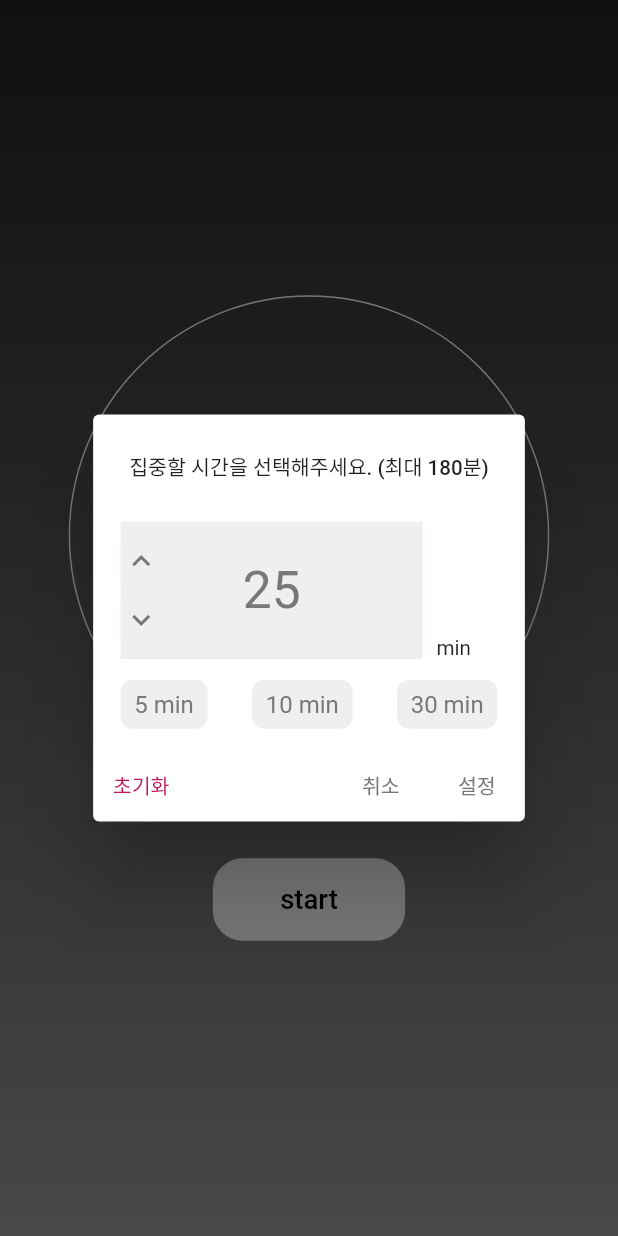
After one commit to sgmsgood/flutter_i_see_u, a Flutter app: the screen it shows after launch, after a tap on an icon or button, on a phone screen of 412 x 824 dp. The commit adds this screen. Run offline on Flutter 3.47's test engine with Material 2 defaults, Android fonts, the phone set to English and light mode, and no system bars; our stand-ins replace flutter_screenutil, fluttertoast, get; missing offline and left inert: from_to_time_picker.

Commit message:
1. alert 동작 추가

```diff
--- /dev/null
+++ b/lib/modules/timer/components/alert_setting_time.dart
@@ -0,0 +1,171 @@
+import 'package:flutter/material.dart';
+import 'package:flutter/src/widgets/framework.dart';
+import 'package:flutter_i_see_u/modules/timer/components/button_time_alert_arrow.dart';
+import 'package:flutter_i_see_u/modules/timer/controller_timer.dart';
+import 'package:flutter_screenutil/flutter_screenutil.dart';
+import 'package:get/get.dart';
+import 'package:collection/collection.dart';
+
+class SettingTimeAlert extends GetView<TimerController> {
+  const SettingTimeAlert({Key? key}) : super(key: key);
+
+  @override
+  Widget build(BuildContext context) {
+    return AlertDialog(
+      title:
+          Text('집중할 시간을 선택해주세요. (최대 180분)', style: TextStyle(fontSize: 12.sp)),
+      content: Column(
+        mainAxisSize: MainAxisSize.min,
+        crossAxisAlignment: CrossAxisAlignment.center,
+        children: [
+          Row(
+            crossAxisAlignment: CrossAxisAlignment.end,
+            children: [
+              Stack(
+                children: [
+                  _buildCountNumInput(),
+                  Positioned(
+                    left: 0,
+                    top: 0,
+                    bottom: 0,
+                    child: _buildPlusAndMinusNumButtons(),
+                  ),
+                ],
+              ),
+              SizedBox(
+                width: 8.w,
+              ),
+              Text('min', style: TextStyle(fontSize: 12.sp))
+            ],
+          ),
+          SizedBox(
+            height: 4.h,
+          ),
+          _buildSpecificNumberArea(),
+        ],
+      ),
+      contentPadding:
+          EdgeInsets.only(left: 16.w, right: 16.w, top: 8.h, bottom: 0),
+      actionsPadding: EdgeInsets.only(top: 4.h),
+
+      actions: _buildActionButtons(),
+    );
+  }
+
+  Widget _buildCountNumInput() {
+    return Container(
+      color: const Color(0xFFF1EEF1),
+      width: 176.w,
+      height: 80.w,
+      alignment: Alignment.center,
+      child: Obx(
+        () => Text(
+          "${controller.settingMinutesValue}",
+          style: TextStyle(fontSize: 30.sp, color: Color(0xFF7A7779)),
+        ),
+      ),
+    );
+  }
+
+  Widget _buildPlusAndMinusNumButtons() {
+    return Column(
+      mainAxisSize: MainAxisSize.min,
+      mainAxisAlignment: MainAxisAlignment.spaceEvenly,
+      children: [
+        TimeAlertArrowButton(
+          buttonIcon: Icons.keyboard_arrow_up_sharp,
+          onEvent: controller.addOneMinute,
+        ),
+        TimeAlertArrowButton(
+          buttonIcon: Icons.keyboard_arrow_down_sharp,
+          onEvent: controller.reduceOneMinute,
+        ),
+      ],
+    );
+  }
+
+  Widget _buildSpecificNumberArea() {
+    return Row(
+        mainAxisAlignment: MainAxisAlignment.spaceBetween,
+        children: controller.specificMinList
+            .mapIndexed(
+              (i, e) => Column(
+                children: [
+                  _buildSpecificNumCard(e),
+                  Visibility(
+                    visible: i == controller.specificMinList.length - 1,
+                    child: SizedBox(
+                      width: 8.w,
+                    ),
+                  ),
+                ],
+              ),
+            )
+            .toList());
+  }
+
+  Widget _buildSpecificNumCard(int min) {
+    return InkWell(
+      onTap: () => controller.addSpecificMinutes(min),
+      child: Container(
+        padding: EdgeInsets.symmetric(horizontal: 8.w, vertical: 2.h),
+        decoration: BoxDecoration(
+            color: const Color(0xFFF1EEF1),
+            borderRadius: BorderRadius.circular(8)),
+        child: Text(
+          "$min min",
+          style: const TextStyle(
+            color: Color(0xFF7A7779),
+          ),
+        ),
+      ),
+    );
+  }
+
+  List<Widget> _buildActionButtons() {
+    return [
+      Row(
+        mainAxisAlignment: MainAxisAlignment.spaceBetween,
+        children: [
+          TextButton(
+            onPressed: () {
+              controller.resetTimerMin();
+              controller.updateTimerMin();
+            },
+            child: Text(
+              '초기화',
+              style: TextStyle(
+                fontSize: 12.sp,
+                color: const Color(0xFFc2185b),
+              ),
+            ),
+          ),
+          Row(
+            mainAxisAlignment: MainAxisAlignment.center,
+            children: [
+              TextButton(
+                  onPressed: () => Get.back(),
+                  child: Text(
+                    '취소',
+                    style: TextStyle(
+                      fontSize: 12.sp,
+                      color: const Color(0xFF7A7779),
+                    ),
+                  )),
+              TextButton(
+                  onPressed: () {
+                    controller.updateTimerMin();
+                    Get.back();
+                  },
+                  child: Text('설정',
+                      style: TextStyle(
+                        fontSize: 12.sp,
+                        color: const Color(0xFF7A7779),
+                      ))),
+            ],
+          ),
+        ],
+      )
+    ];
+  }
+}
--- /dev/null
+++ b/lib/modules/timer/components/button_time_alert_arrow.dart
@@ -0,0 +1,31 @@
+import 'package:flutter/material.dart';
+import 'package:flutter_i_see_u/modules/timer/controller_timer.dart';
+import 'package:flutter_screenutil/flutter_screenutil.dart';
+import 'package:get/get.dart';
+
+class TimeAlertArrowButton extends StatelessWidget {
+  VoidCallback onEvent;
+  IconData buttonIcon;
+
+  TimeAlertArrowButton({required this.onEvent, required this.buttonIcon, Key? key}) : super(key: key);
+
+  @override
+  Widget build(BuildContext context) {
+    return SizedBox(
+      height: 24.w,
+      width: 24.w,
+      child: ElevatedButton(
+        onPressed: onEvent,
+        style: ElevatedButton.styleFrom(
+          shadowColor: Colors.transparent,
+          backgroundColor: const Color(0xFFF1EEF1),
+          padding: EdgeInsets.zero,
+        ),
+        child: Icon(
+          buttonIcon,
+          color: Color(0xFF7A7779),
+        ),
+      ),
+    );
+  }
+}
--- a/lib/modules/timer/controller_timer.dart
+++ b/lib/modules/timer/controller_timer.dart
@@ -1,6 +1,7 @@
 import 'package:flutter/material.dart';
-import 'package:flutter_i_see_u/modules/timer/components/component_set_time.dart';
+import 'package:flutter_i_see_u/modules/timer/components/alert_setting_time.dart';
 import 'package:flutter_screenutil/flutter_screenutil.dart';
+import 'package:fluttertoast/fluttertoast.dart';
 import 'package:from_to_time_picker/from_to_time_picker.dart';
 import 'package:get/get.dart';
 
@@ -9,7 +10,7 @@ class TimerController extends GetxController with GetTickerProviderStateMixin {
 
   late AnimationController animationController;
 
-  final _time = ''.obs;
+  final _time = '0:00'.obs;
 
   String get timeValue => _time.value;
 
@@ -17,19 +18,35 @@ class TimerController extends GetxController with GetTickerProviderStateMixin {
 
   String get isCountingValue => _isCounting.value;
 
-  var isAnimatingTimer = false.obs;
+  var _isAnimatingTimer = false.obs;
 
-  bool get isAnimatingTimerValue => isAnimatingTimer.value;
+  bool get isAnimatingTimerValue => _isAnimatingTimer.value;
+
+  final _settingMinutes = 25.obs;
+
+  int get settingMinutesValue => _settingMinutes.value;
+
+  List<int> get specificMinList => [5, 10, 30];
+
+  late FToast _fToast;
 
   @override
   void onInit() {
+    animationController = AnimationController(
+        vsync: this,
+        duration: Duration(minutes: _settingMinutes.value),
+        value: 1.0);
+    _countTime();
     super.onInit();
-    animationController =
-        AnimationController(vsync: this, duration: Duration(seconds: 5));
+  }
+
+  @override
+  void onReady() {
     animationController.addListener(() {
-      countTime();
+      _countTime();
       _setIsCounting();
     });
+    super.onReady();
   }
 
   @override
@@ -48,17 +65,77 @@ class TimerController extends GetxController with GetTickerProviderStateMixin {
               : animationController.value);
     }
 
+    _setIsCountingButtonText();
     _setIsCounting();
   }
 
-  void countTime() {
-    Duration duration = (animationController.duration ?? Duration(seconds: 0)) *
-        (animationController.value);
-    _time.value =
-        '${duration.inMinutes}:${(duration.inSeconds % 60).toString().padLeft(2, '0')}';
+  void _countTime() {
+    Duration duration =
+        (animationController.duration ?? const Duration(minutes: 25)) *
+            (animationController.value);
+
+    var hour = duration.inHours > 0 ? duration.inHours : 0;
+    var dot = hour > 0 ? ':' : '';
+    var min = (duration.inMinutes % 60).toString().padLeft(2, '0');
+    var second = (duration.inSeconds % 60).toString().padLeft(2, '0');
+
+    _time.value = '${hour > 0 ? hour : ''}$dot$min:$second';
+  }
+
+  void _setIsCountingButtonText() {
+    _isCounting.value = animationController.isAnimating ? '정지' : '시작하기';
   }
 
   void _setIsCounting() {
-    _isCounting.value = animationController.isAnimating ? 'stop' : 'play';
+    _isAnimatingTimer.value = animationController.isAnimating;
+  }
+
+  void addOneMinute() {
+    if (_settingMinutes.value >= 180) {
+      return;
+    }
+
+    _settingMinutes.value++;
+  }
+
+  void reduceOneMinute() {
+    if (_settingMinutes.value < 2) {
+      return;
+    }
+
+    _settingMinutes.value--;
+  }
+
+  void addSpecificMinutes(int min) {
+    _settingMinutes.value += min;
+
+    if (_settingMinutes.value > 180) {
+      _settingMinutes.value -= min;
+    }
+  }
+
+  void updateTimerMin() {
+    animationController.duration = Duration(
+        minutes: _settingMinutes.value,
+        seconds: 0,
+        milliseconds: 0,
+        microseconds: 0);
+    animationController.value = 1.0;
+    _countTime();
+  }
+
+  void resetTimerMin() {
+    _settingMinutes.value = 25;
+  }
+
+  void showToast(String msg) {
+    Fluttertoast.showToast(
+        msg: msg,
+        toastLength: Toast.LENGTH_LONG,
+        gravity: ToastGravity.TOP,
+        timeInSecForIosWeb: 1,
+        backgroundColor: Color(0xFFf3e5f5),
+        textColor: Colors.black,
+        fontSize: 16.sp);
   }
 }
--- a/lib/modules/timer/page_timer.dart
+++ b/lib/modules/timer/page_timer.dart
@@ -1,7 +1,8 @@
 import 'package:flutter/material.dart';
-import 'package:flutter_i_see_u/modules/timer/components/component_set_time.dart';
+import 'package:flutter_i_see_u/modules/timer/components/alert_setting_time.dart';
 import 'package:flutter_i_see_u/modules/timer/controller_timer.dart';
 import 'package:flutter_screenutil/flutter_screenutil.dart';
+import 'package:fluttertoast/fluttertoast.dart';
 import 'package:get/get.dart';
 
 class TimerPage extends GetView<TimerController> {
@@ -41,8 +42,12 @@ class TimerPage extends GetView<TimerController> {
   }
 
   Widget _buildTimer() {
-    return InkWell(
-      onTap: () => Get.dialog(SetTimeComponent()),
+    return Obx(
+      () => InkWell(
+        onTap: !controller.isAnimatingTimerValue
+            ? () =>
+                Get.dialog(barrierDismissible: false, const SettingTimeAlert())
+            : () => controller.showToast('타이머를 멈추고 설정해주세요.🦄'),
         child: Container(
           width: 280.w,
           height: 280.w,
@@ -51,10 +56,9 @@ class TimerPage extends GetView<TimerController> {
               border: Border.all(color: Colors.white),
               shape: BoxShape.circle),
           alignment: Alignment.center,
-        child: Obx(
-          () => Text(
+          child: Text(
             controller.timeValue,
-            style: TextStyle(color: Colors.white, fontSize: 100.sp),
+            style: TextStyle(color: Colors.white, fontSize: 80.sp),
           ),
         ),
       ),
--- a/lib/routes/app_pages.dart
+++ b/lib/routes/app_pages.dart
@@ -1,4 +1,5 @@
 import 'package:flutter_i_see_u/modules/timer/binding_timer.dart';
+import 'package:flutter_i_see_u/modules/timer/components/alert_setting_time.dart';
 import 'package:flutter_i_see_u/modules/timer/page_timer.dart';
 import 'package:get/get.dart';
 
@@ -13,10 +14,10 @@ class AppPages {
       page: () => const TimerPage(),
       binding: TimerBinding(),
     ),
-    // GetPage(
-    //   name: Routes.timerComponent,
-    //   page: () => CounterComponent(),
-    //   binding: TimerBinding(),
-    // ),
+    GetPage(
+      name: Routes.settingTimeAlert,
+      page: () => const SettingTimeAlert(),
+      binding: TimerBinding(),
+    ),
   ];
 }
--- a/lib/routes/app_routes.dart
+++ b/lib/routes/app_routes.dart
@@ -3,7 +3,7 @@ part of 'app_pages.dart';
 
 abstract class Routes {
   static const timer = '/timer';
-  static const timerComponent = '/timerComponent';
+  static const settingTimeAlert = '/settingTimeAlert';
   static const settings = '/settings';
   static const analyse = '/analyse';
 }
--- a/pubspec.yaml
+++ b/pubspec.yaml
@@ -40,6 +40,7 @@ dependencies:
   rxdart: ^0.27.7
   http: ^0.13.5
   # components
+  fluttertoast: ^8.1.2
   loading_animation_widget: ^1.2.0+4
   from_to_time_picker: ^1.1.1
   dropdown_search: ^5.0.5
```
Also changed, not shown: lib/modules/timer/components/component_set_time.dart (deleted, +0 -137 lines), pubspec.lock. Lines whose indentation alone changed are shown as unchanged.
